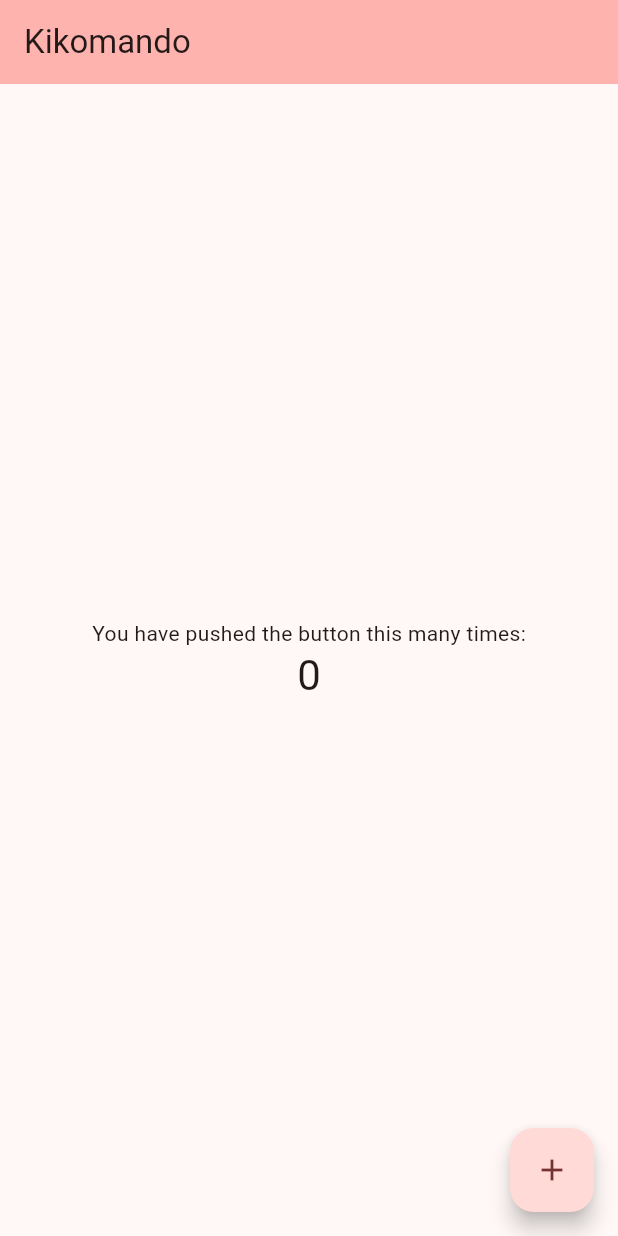
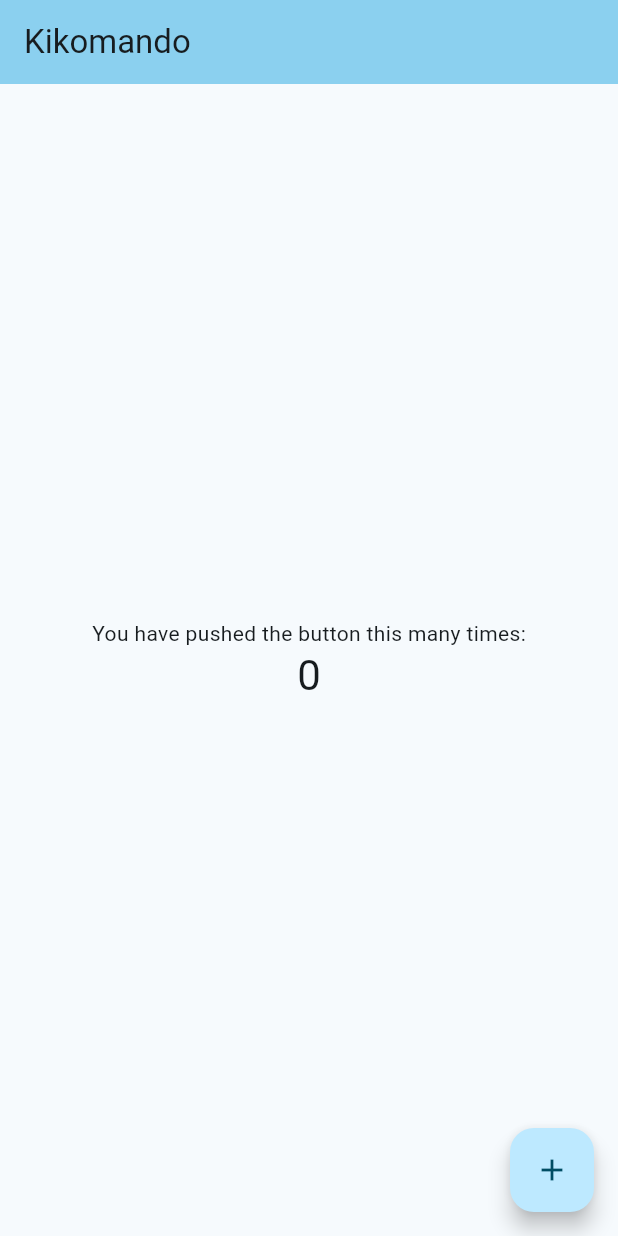
Before and after one commit to timothyamanya/kikomando, a Flutter app: the screen it shows after launch, on a phone screen of 412 x 824 dp. Run offline on Flutter 3.47's test engine with Material 3 defaults, Android fonts, the phone set to English and light mode, and no system bars.

Commit message:
changed color to bluegrey

```diff
--- a/lib/main.dart
+++ b/lib/main.dart
@@ -14,7 +14,7 @@ class MyApp extends StatelessWidget {
       title: 'Flutter Demo',
       theme: ThemeData(
 
-        colorScheme: ColorScheme.fromSeed(seedColor: Colors.redAccent),
+        colorScheme: ColorScheme.fromSeed(seedColor: Colors.blueGrey),
         useMaterial3: true,
       ),
       home: const MyHomePage(title: 'Kikomando'),
```
